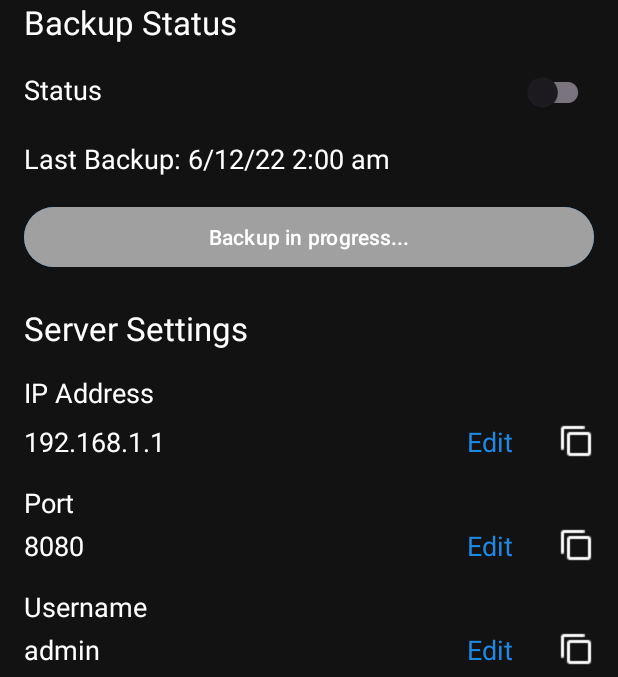
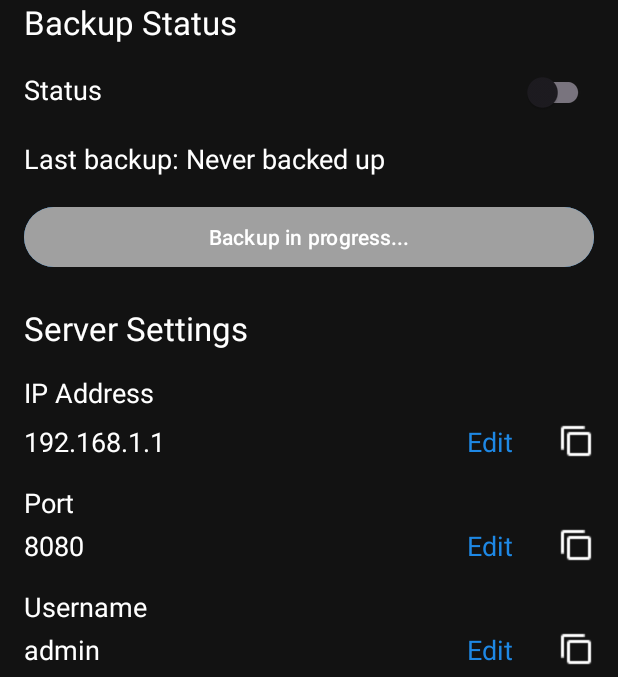
Before and after one commit to omkar-sutar/MediaSync, an Android app: the screen it shows after launch (MainActivity), on a phone screen of 412 x 824 dp, the part 109-786 px from its top. Run offline under Robolectric (Android 15) with nearby library versions, the light colour scheme and no system bars; 1 statement that could not run was skipped.

Commit message:
Update Last backup PreferenceData and textview upon successfull last backup

```diff
--- a/app/src/main/java/com/dubu/MediaSync/MainActivity.java
+++ b/app/src/main/java/com/dubu/MediaSync/MainActivity.java
@@ -1,7 +1,4 @@
 package com.dubu.MediaSync;
-
-import static androidx.activity.result.ActivityResultCallerKt.registerForActivityResult;
-
 import android.content.BroadcastReceiver;
 import android.content.ClipData;
 import android.content.ClipDescription;
@@ -51,7 +48,6 @@ import java.util.concurrent.Executors;
 
 public class MainActivity extends AppCompatActivity {
 
-    private static final int RESULT_STORAGE_PERMISSION = 1;
     private ActivityResultLauncher<Intent> manageStorageLauncher;
     private ActivityResultLauncher<String> notificationPermissionLauncher;
     private ServiceConnection serviceConnection;
@@ -181,7 +177,7 @@ public class MainActivity extends AppCompatActivity {
         preferenceData.ReadPreferenceData(this);
         SwitchMaterial switchMaterial = findViewById(R.id.backupStateBtn);
         switchMaterial.setChecked(preferenceData.getBackupState());
-        TextView ipAddr, port, username, password, dateThreshold;
+        TextView ipAddr, port, username, password, dateThreshold,lastBackup;
         ipAddr = findViewById(R.id.ipaddrTextView);
         port = findViewById(R.id.portTextView);
         username = findViewById(R.id.usernameTextView);
@@ -193,6 +189,8 @@ public class MainActivity extends AppCompatActivity {
         password.setText(preferenceData.getPassword());
         String date = preferenceData.getDateThreshold().format(DateTimeFormatter.ofPattern("dd/MM/yyyy"));
         dateThreshold.setText(date);
+        lastBackup = findViewById(R.id.lastBackupTextView);
+        lastBackup.setText(preferenceData.getLastBackup());
     }
 
 //    private void AlertAndAccessStoragePermissions(Context context,ActivityResultLauncher<Intent> manageStorageLauncher) {
@@ -434,6 +432,11 @@ public class MainActivity extends AppCompatActivity {
             // Backup was successful
             // TODO Update last backup info
             showToast("Backup completed successfully");
+            TextView lastBackup = findViewById(R.id.lastBackupTextView);
+            PreferenceData preferenceData = PreferenceData.getPreferenceData();
+            preferenceData.setLastBackup("",true);
+            preferenceData.WritePreferenceData(this);
+            lastBackup.setText(preferenceData.getLastBackup());
         } else {
             // Backup failed or encountered an error
             // ... handle the error
--- a/app/src/main/java/com/dubu/MediaSync/PreferenceData.java
+++ b/app/src/main/java/com/dubu/MediaSync/PreferenceData.java
@@ -7,8 +7,11 @@ import android.widget.Toast;
 
 import org.json.JSONArray;
 
+import java.text.SimpleDateFormat;
 import java.time.LocalDate;
 import java.time.format.DateTimeFormatter;
+import java.util.Date;
+import java.util.Locale;
 
 public class PreferenceData{
     private static PreferenceData preferenceData=null;
@@ -26,8 +29,9 @@ public class PreferenceData{
     final private String USERNAMEKEY = "USERNAME";
     final private String PASSWORDKEY = "PASSWORD";
     final private String BACKUPSTATEKEY = "BACKUPSTATE";
-    final private String DATETHRESHOLD = "DATETHRESHOLD";
-    final private String DirectoriesKey = "Directories";
+    final private String DATETHRESHOLDKEY = "DATETHRESHOLD";
+    final private String DIRECTORIESKEY = "DIRECTORIES";
+    final private String LASTBACKUPKEY = "LASTBACKUP";
     private String IPAddr = "192.168.1.1";
     private String Port = "8080";
     private String Username = "admin";
@@ -37,6 +41,23 @@ public class PreferenceData{
     private Boolean BackupState = false;
 
     String[] Directories = new String[]{"%DCIM/Camera%"};
+
+    private String LastBackup = "Never backed up";
+    public String getLastBackup() {
+        return LastBackup;
+    }
+
+    public void setLastBackup(String lastBackup,boolean now) {
+        if(now){
+            Date currentTime = new Date();
+            SimpleDateFormat dateFormat = new SimpleDateFormat("d/M/yyyy h:mm a", Locale.getDefault());
+            // Format the current date and time
+            String formattedTime = dateFormat.format(currentTime);
+            LastBackup = "Last backup: "+formattedTime;
+            return;
+        }
+        LastBackup = lastBackup;
+    }
 
     public String[] getDirectories() {
         return Directories;
@@ -100,9 +121,9 @@ public class PreferenceData{
         Username = sharedPreferences.getString(USERNAMEKEY,"admin");
         Password = sharedPreferences.getString(PASSWORDKEY,"admin");
         BackupState = sharedPreferences.getBoolean(BACKUPSTATEKEY,false);
-        String dateThreshold = sharedPreferences.getString(DATETHRESHOLD,"01/12/2001");
+        String dateThreshold = sharedPreferences.getString(DATETHRESHOLDKEY,"01/12/2001");
         DateThreshold = LocalDate.parse(dateThreshold, DateTimeFormatter.ofPattern("dd/MM/yyyy"));
-        String directoriesJSONData = sharedPreferences.getString(DirectoriesKey,"");
+        String directoriesJSONData = sharedPreferences.getString(DIRECTORIESKEY,"");
         if (!directoriesJSONData.isEmpty()){
             try {
                 JSONArray jsonArray = new JSONArray(directoriesJSONData);
@@ -115,8 +136,8 @@ public class PreferenceData{
             } catch (Exception e) {
                 Toast.makeText(activity.getApplicationContext(),"Failed to convert json to obj: "+e.toString(), Toast.LENGTH_LONG).show();
             }
-
         }
+        LastBackup = sharedPreferences.getString(LASTBACKUPKEY,"Last backup: Never backed up");
     }
     public void WritePreferenceData(Activity activity){
         SharedPreferences sharedPreferences = activity.getPreferences(Context.MODE_PRIVATE);
@@ -126,7 +147,8 @@ public class PreferenceData{
         editor.putString(USERNAMEKEY,Username);
         editor.putString(PASSWORDKEY,Password);
         editor.putBoolean(BACKUPSTATEKEY,BackupState);
-        editor.putString(DATETHRESHOLD,DateThreshold.format(DateTimeFormatter.ofPattern("dd/MM/yyyy")));
+        editor.putString(DATETHRESHOLDKEY,DateThreshold.format(DateTimeFormatter.ofPattern("dd/MM/yyyy")));
+        editor.putString(LASTBACKUPKEY,LastBackup);
 
         JSONArray jsonArray = new JSONArray();
 
@@ -138,14 +160,13 @@ public class PreferenceData{
             Toast.makeText(activity.getApplicationContext(),e.toString(),Toast.LENGTH_LONG).show();
         }
 
-        editor.putString(DirectoriesKey,jsonArray.toString());
+        editor.putString(DIRECTORIESKEY,jsonArray.toString());
         editor.apply();
     }
     private PreferenceData(){}
 
     /**
      * Provides access to the singleton instance of {@link PreferenceData}.
-     *
      * This method ensures that only one instance of {@link PreferenceData} exists throughout the
      * application's lifecycle. If the instance hasn't been created yet, it initializes a new one.
      * Make sure ReadPreferenceData is called atleast once before accessing any data.
--- a/app/src/main/res/layout/activity_main.xml
+++ b/app/src/main/res/layout/activity_main.xml
@@ -7,7 +7,7 @@
     android:orientation="vertical"
     android:background="#121212"
     android:padding="16dp"
-    tools:context=".MainActivity">
+    tools:context="com.dubu.MediaSync.MainActivity">
 
     <TextView
         android:layout_width="wrap_content"
@@ -45,13 +45,15 @@
             android:layout_height="wrap_content" />
 
     </LinearLayout>
+
     <TextView
+        android:id="@+id/lastBackupTextView"
         android:layout_width="wrap_content"
         android:layout_height="wrap_content"
+        android:paddingBottom="16dp"
         android:text="Last Backup: 6/12/22 2:00 am"
         android:textColor="#FFFFFF"
         android:textSize="18sp"
-        android:paddingBottom="16dp"
         tools:ignore="HardcodedText" />
 
 
```
